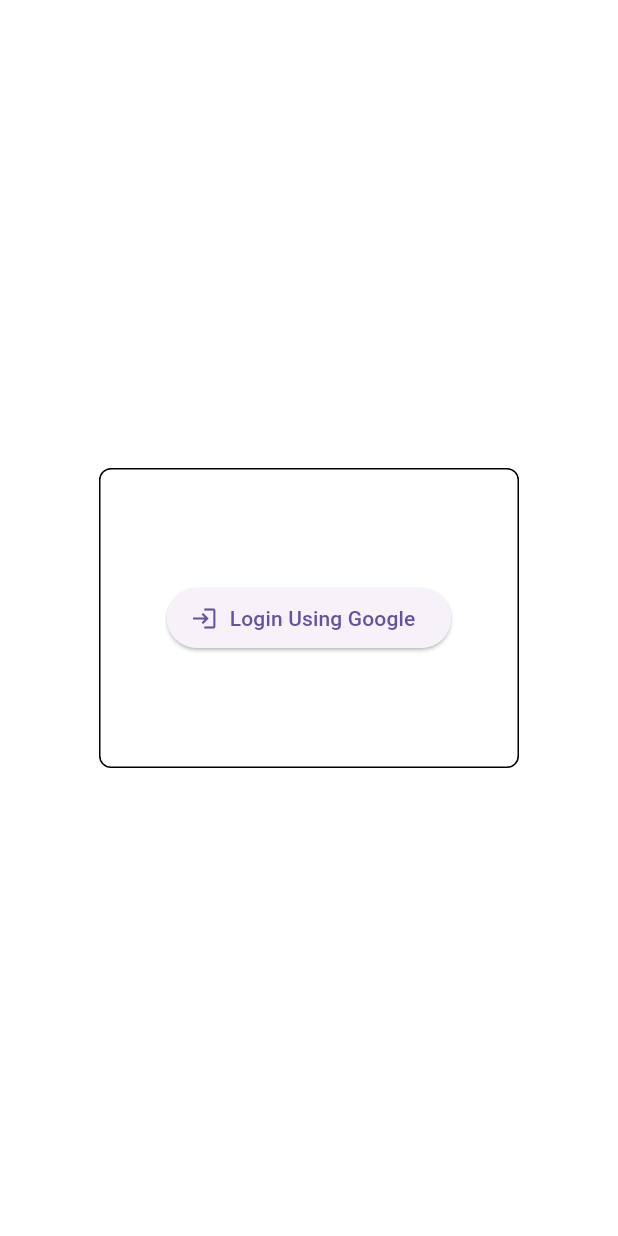
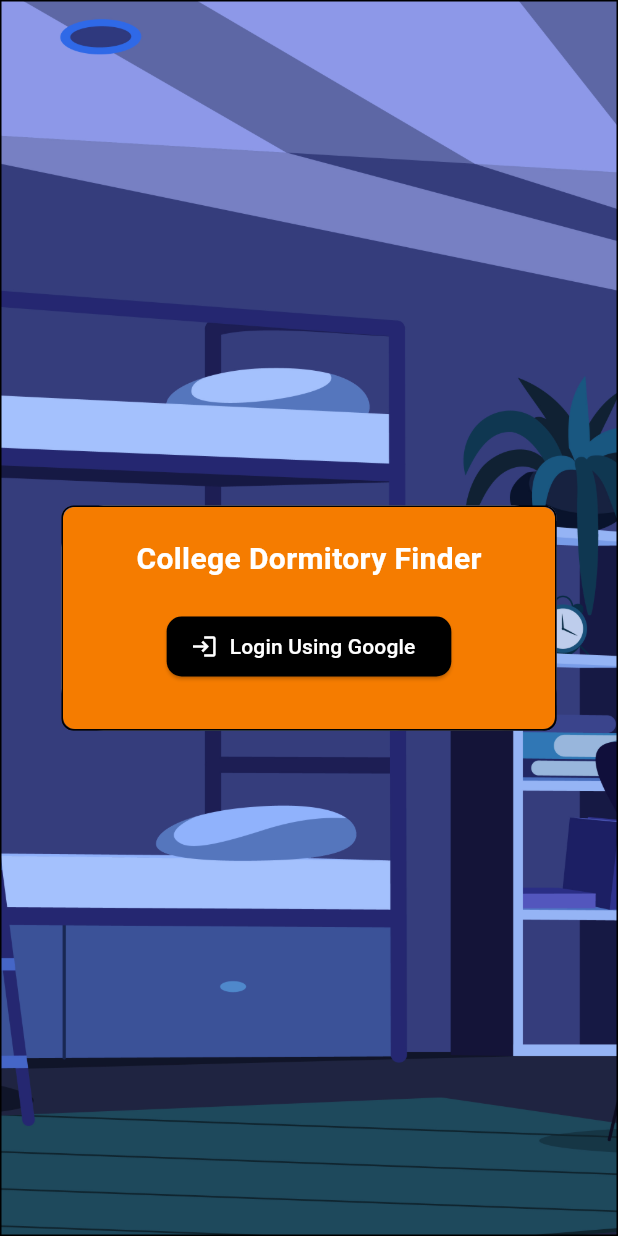
Before and after one commit to mary3l/Flutter-Web_Student_Housing, a Flutter app: the screen it shows after launch, on a phone screen of 412 x 824 dp. Run offline on Flutter 3.47's test engine with Material 3 defaults, Android fonts, the phone set to English and light mode, and no system bars; our stand-ins replace firebase_auth, firebase_core, google_sign_in, shared_preferences; accounts and stored records are empty.

Commit message:
Designed Login

```diff
--- a/lib/main.dart
+++ b/lib/main.dart
@@ -1,5 +1,5 @@
+import 'package:flutter/material.dart';
 import 'package:firebase_core/firebase_core.dart';
-import 'package:flutter/material.dart';
 import 'package:flutter_finals_web/widgets/login_widget.dart';
 
 Future<void> main() async {
@@ -45,9 +45,22 @@
 
   @override
   Widget build(BuildContext context) {
-    return const MaterialApp(
+    return MaterialApp(
+      debugShowCheckedModeBanner: false,
       title: 'Flutter Demo',
-      home: LoginDialog(),
+      home: Scaffold(
+        body: Container(
+          decoration: BoxDecoration(
+            border: Border.all(),
+            image: DecorationImage(
+              image: AssetImage(
+                  "assets/images/bg.jpg"), // Replace with your image path
+              fit: BoxFit.cover,
+            ),
+          ),
+          child: LoginDialog(),
+        ),
+      ),
     );
   }
 }
--- a/lib/widgets/google_sign_in_button.dart
+++ b/lib/widgets/google_sign_in_button.dart
@@ -17,8 +17,18 @@
     return Center(
       child: ElevatedButton.icon(
         onPressed: _isProcessing ? null : _signInWithGoogle,
-        icon: Icon(Icons.login),
-        label: Text('Login Using Google'),
+        icon: Icon(Icons.login, color: Colors.white),
+        label: Text(
+          'Login Using Google',
+          style: TextStyle(color: Colors.white),
+        ),
+        style: ElevatedButton.styleFrom(
+          backgroundColor:
+              Colors.black, // this sets the background color of the button
+          shape: RoundedRectangleBorder(
+            borderRadius: BorderRadius.circular(10),
+          ),
+        ),
       ),
     );
   }
--- a/lib/widgets/login_widget.dart
+++ b/lib/widgets/login_widget.dart
@@ -1,8 +1,8 @@
 import 'package:flutter/material.dart';
+import 'package:provider/provider.dart';
+import 'package:flutter_finals_web/screens/home.dart';
 import 'package:flutter_finals_web/providers/auth_provider.dart';
-import 'package:flutter_finals_web/screens/home.dart';
 import 'package:flutter_finals_web/widgets/google_sign_in_button.dart';
-import 'package:provider/provider.dart';
 
 class LoginDialog extends StatefulWidget {
   const LoginDialog({Key? key}) : super(key: key);
@@ -18,18 +18,49 @@
   Widget build(BuildContext context) {
     return Dialog(
       child: Container(
-        width: 200,
-        height: 200,
+        width: 400,
+        height: 150,
         decoration: BoxDecoration(
           color: Colors.white,
           borderRadius: BorderRadius.circular(8.0),
           border: Border.all(),
+          image: DecorationImage(
+            image: AssetImage(
+              "assets/images/bg.jpg", // Replace with your image path
+            ),
+            fit: BoxFit.cover,
+          ),
         ),
-        child: Column(
-          mainAxisAlignment: MainAxisAlignment.center,
+        child: Stack(
           children: [
-            GoogleButton(),
-            if (isLoggingIn) CircularProgressIndicator(),
+            Positioned.fill(
+              child: Container(
+                decoration: BoxDecoration(
+                  color: Colors.orange[700], // Adjust opacity as needed
+                  borderRadius: BorderRadius.circular(8.0),
+                ),
+              ),
+            ),
+            Column(
+              mainAxisAlignment: MainAxisAlignment.start,
+              crossAxisAlignment: CrossAxisAlignment.center,
+              children: [
+                Padding(
+                  padding: EdgeInsets.only(top: 20), // Add padding to the top
+                  child: Text(
+                    'College Dormitory Finder', // Title text
+                    style: TextStyle(
+                      fontSize: 20,
+                      fontWeight: FontWeight.bold,
+                      color: Colors.white, // Text color set to white
+                    ),
+                  ),
+                ),
+                SizedBox(height: 20), // Adjust spacing as needed
+                GoogleButton(),
+                if (isLoggingIn) CircularProgressIndicator(),
+              ],
+            ),
           ],
         ),
       ),
--- a/pubspec.yaml
+++ b/pubspec.yaml
@@ -30,7 +30,7 @@
 dependencies:
   flutter:
     sdk: flutter
-  provider: ^5.0.0
+  provider: ^6.1.2
 
   # The following adds the Cupertino Icons font to your application.
   # Use with the CupertinoIcons class for iOS style icons.
@@ -54,7 +54,7 @@
   # activated in the `analysis_options.yaml` file located at the root of your
   # package. See that file for information about deactivating specific lint
   # rules and activating additional ones.
-  flutter_lints: ^2.0.0
+  flutter_lints: ^3.0.2
 
 # For information on the generic Dart part of this file, see the
 # following page: https://dart.dev/tools/pub/pubspec
@@ -65,6 +65,8 @@
   # included with your application, so that you can use the icons in
   # the material Icons class.
   uses-material-design: true
+  assets:
+    - assets/images/bg.jpg
 
   # To add assets to your application, add an assets section, like this:
   # assets:
```
Also changed, not shown: lib/screens/home.dart (+52 -9 lines), assets/images/bg.jpg (added), pubspec.lock, 11 other files.
